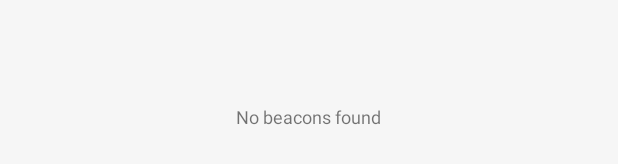
After one commit to Notificare/notificare-android-hybrid, an Android app: the layout fragment_beacons.xml on its own in the app's theme, with its tools: preview values and no code run, on a phone screen of 412 x 824 dp. The commit adds this screen. Shown: the part 491-655 px from the top of the screen. Run offline under Robolectric (Android 15) with nearby library versions, the phone set to English and light mode, and no system bars.

Commit message:
- added beacons fragment - reduced scan interval - added no cache to profile avatar

```diff
--- a/app/src/main/java/re/notifica/hybrid/AppReceiver.java
+++ b/app/src/main/java/re/notifica/hybrid/AppReceiver.java
@@ -78,7 +78,7 @@ public class AppReceiver extends DefaultIntentReceiver {
                 if (Notificare.shared().isLocationUpdatesEnabled()) {
                     Notificare.shared().enableLocationUpdates();
                     if (BuildConfig.ENABLE_BEACONS) {
-                        Notificare.shared().enableBeacons(60000);
+                        Notificare.shared().enableBeacons(30000);
                     }
                 }
                 Notificare.shared().fetchDeviceTags(new NotificareCallback<List<String>>() {
--- a/app/src/main/java/re/notifica/hybrid/OnboardingActivity.java
+++ b/app/src/main/java/re/notifica/hybrid/OnboardingActivity.java
@@ -131,7 +131,7 @@ public class OnboardingActivity extends FragmentActivity implements Notificare.O
                     AppBaseApplication.setLocationEnabled(true);
 
                     if (BuildConfig.ENABLE_BEACONS) {
-                        Notificare.shared().enableBeacons(60000);
+                        Notificare.shared().enableBeacons(30000);
                     }
 
                     AppBaseApplication.setOnboardingStatus(true);
--- a/app/src/main/java/re/notifica/hybrid/ProfileFragment.java
+++ b/app/src/main/java/re/notifica/hybrid/ProfileFragment.java
@@ -34,6 +34,7 @@ import com.koushikdutta.ion.Ion;
 import java.security.MessageDigest;
 import java.security.NoSuchAlgorithmException;
 import java.util.ArrayList;
+import java.util.Date;
 import java.util.HashMap;
 import java.util.List;
 
@@ -646,7 +647,7 @@ public class ProfileFragment extends Fragment {
                         convertView = inflater.inflate(R.layout.row_user_profile, null);
                         holder.icon = (ImageView) convertView.findViewById(R.id.item_icon);
 
-                        String url = "http://gravatar.com/avatar/" + ((MainActivity)getActivity()).md5(itemHash.get("value").trim().toLowerCase()) + "?s=512";
+                        String url = "http://gravatar.com/avatar/" + ((MainActivity)getActivity()).md5(itemHash.get("value").trim().toLowerCase()) + "?s=512&x=" + new Date().getTime();
 
                         final ViewHolder finalHolder = holder;
                         Ion.with(finalHolder.icon).load(url);
--- /dev/null
+++ b/app/src/main/res/layout/fragment_beacons.xml
@@ -0,0 +1,27 @@
+<FrameLayout xmlns:android="http://schemas.android.com/apk/res/android"
+    xmlns:tools="http://schemas.android.com/tools"
+    android:layout_width="match_parent"
+    android:layout_height="match_parent"
+    tools:context="re.notifica.hybrid.BeaconsFragment">
+
+    <ListView
+        android:id="@+id/beaconsList"
+        android:layout_width="fill_parent"
+        android:layout_height="fill_parent"
+        android:background="@color/colorBackground"
+        android:divider="@null"
+        android:scaleType="fitXY"
+        android:dividerHeight="1dp"
+        android:drawSelectorOnTop="false">
+    </ListView>
+
+    <TextView
+        android:id="@+id/empty_message"
+        android:layout_width="wrap_content"
+        android:layout_height="30dip"
+        android:layout_gravity="center"
+        android:textAlignment="center"
+        android:text="@string/title_empty_beacons"
+        android:textSize="12sp" />
+
+</FrameLayout>
--- a/app/src/main/res/layout/row_user_profile.xml
+++ b/app/src/main/res/layout/row_user_profile.xml
@@ -6,8 +6,7 @@
 
     <ImageView android:layout_width="match_parent"
         android:layout_height="200dp"
-        android:scaleType="fitXY"
-        android:adjustViewBounds="true"
+        android:scaleType="fitCenter"
         android:id="@+id/item_icon"
         android:src="@drawable/account" />
 
--- a/app/src/main/res/values/strings.xml
+++ b/app/src/main/res/values/strings.xml
@@ -12,6 +12,7 @@
     <string name="title_validate">Validate Account</string>
     <string name="title_resetpass">Recover Password</string>
     <string name="title_storage">Storage</string>
+    <string name="title_beacons">Beacons</string>
 
     <string name="title_settings">Settings</string>
     <string name="settings_section_title_general">Notification Settings</string>
@@ -100,4 +101,7 @@
     <string name="label_generate_token">New Push Email</string>
     <string name="label_signout">Sign Out</string>
 
+    <string name="content_description_beacon_icon">beacon</string>
+    <string name="title_empty_beacons">No beacons found</string>
+
 </resources>
```
Also changed, not shown: app/build.gradle (+0 -11 lines), app/src/main/java/re/notifica/hybrid/BeaconsFragment.java (added, +152 -0 lines), app/src/main/java/re/notifica/hybrid/MainActivity.java (+13 -3 lines), app/src/main/java/re/notifica/hybrid/SettingsFragment.java (+6 -5 lines), app/src/main/res/layout/beacon_list_cell.xml (added, +47 -0 lines), app/src/main/res/drawable/signal_far.png (added), app/src/main/res/drawable/signal_immediate.png (added), app/src/main/res/drawable/signal_near.png (added), app/src/main/res/drawable/signal_unkown.png (added).
